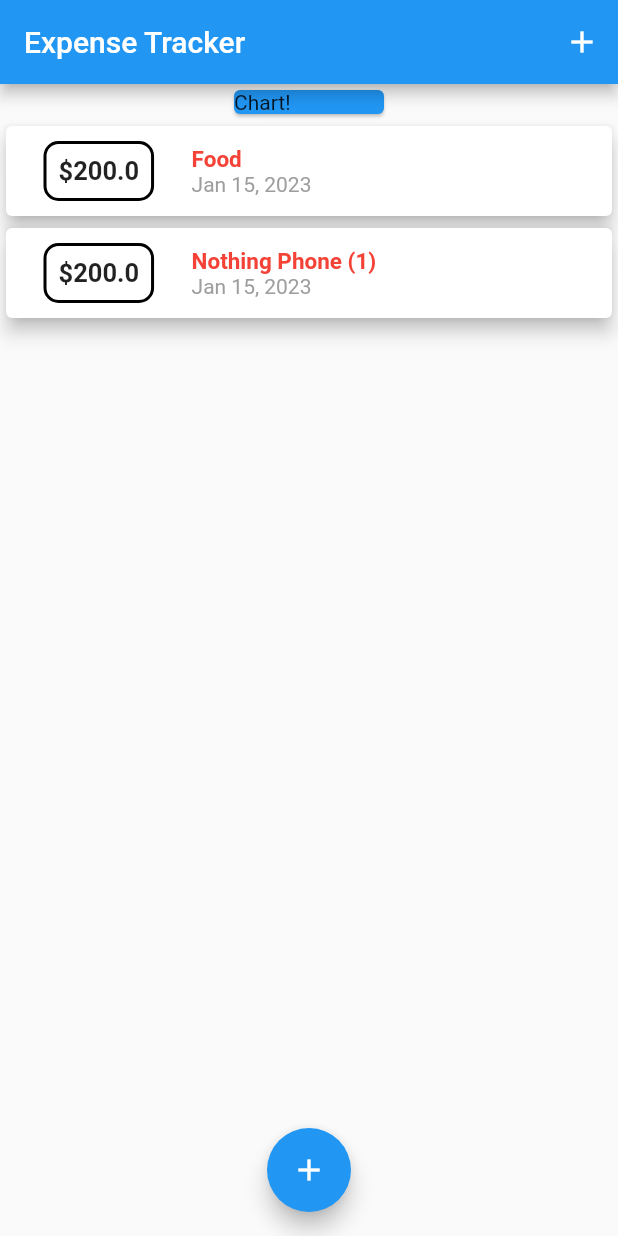
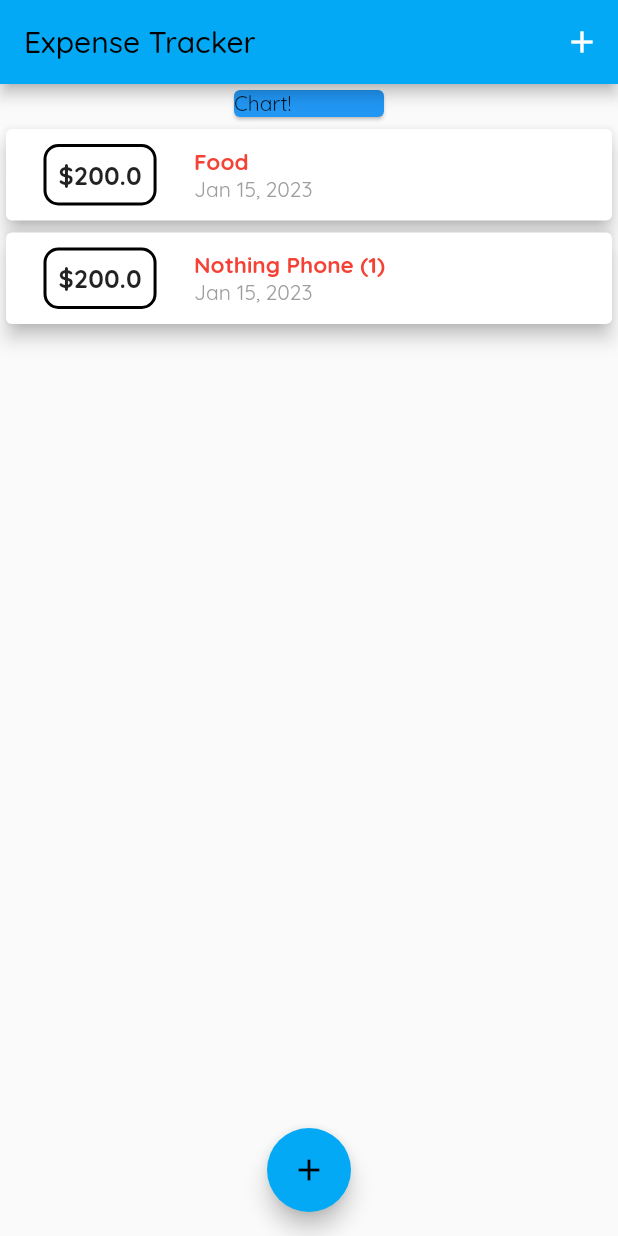
Before and after one commit to pranjalchaplot/flutter_expense_tracker, a Flutter app: the screen it shows after launch, on a phone screen of 412 x 824 dp. Run offline on Flutter 3.47's test engine with Material 2 defaults, Android fonts, the phone set to English and light mode, and no system bars.

Commit message:
add and intialize font themedata

```diff
--- a/lib/main.dart
+++ b/lib/main.dart
@@ -59,6 +59,10 @@ class _MyAppState extends State<MyApp> {
   @override
   Widget build(BuildContext context) {
     return MaterialApp(
+      theme: ThemeData(
+        primarySwatch: Colors.lightBlue,
+        fontFamily: 'Quicksand',
+      ),
       home: Scaffold(
         appBar: AppBar(
           title: const Text('Expense Tracker'),
```
Also changed, not shown: pubspec.yaml (+11 -11 lines), 1 other file.
